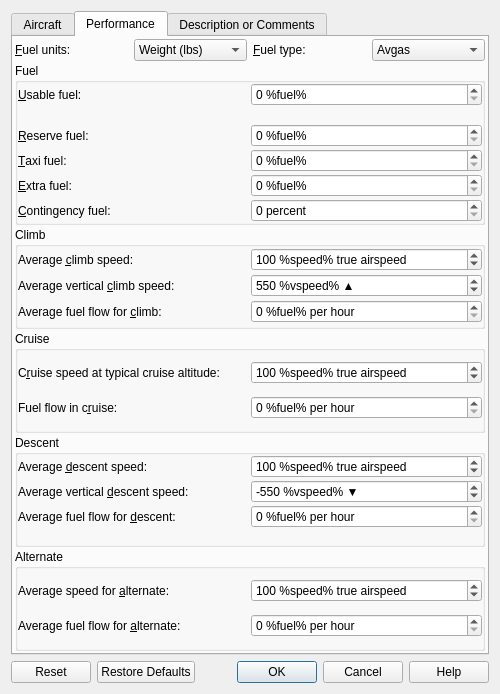
Old version of the form src/perf/aircraftperfdialog.ui in the repository albar965/littlenavmap.
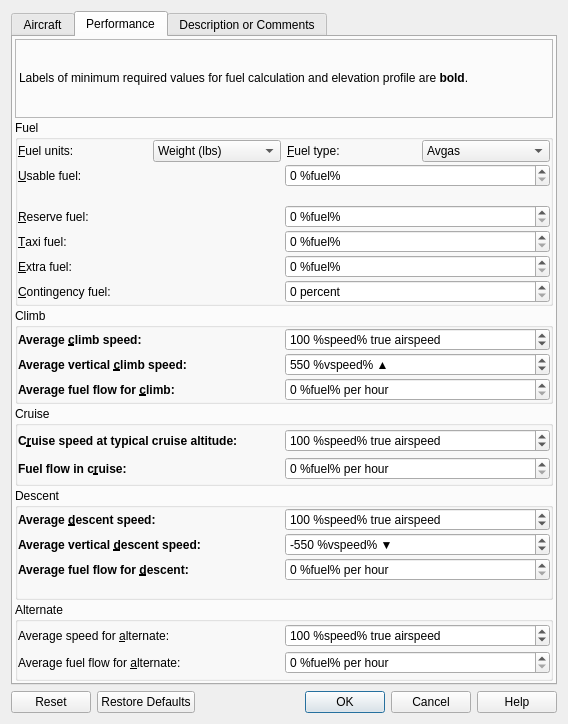
New version of the form. The open tabs and pages were chosen to show the change.

What changed in the file:
```diff
--- a/src/perf/aircraftperfdialog.ui
+++ b/src/perf/aircraftperfdialog.ui
@@ -6,8 +6,8 @@
    <rect>
     <x>0</x>
     <y>0</y>
-    <width>500</width>
-    <height>694</height>
+    <width>568</width>
+    <height>724</height>
    </rect>
   </property>
   <property name="windowTitle">
@@ -166,75 +166,20 @@
         <number>2</number>
        </property>
        <item>
-        <layout class="QHBoxLayout" name="horizontalLayout">
-         <property name="spacing">
-          <number>6</number>
+        <widget class="QLabel" name="label">
+         <property name="frameShape">
+          <enum>QFrame::StyledPanel</enum>
          </property>
-         <property name="topMargin">
-          <number>0</number>
+         <property name="text">
+          <string>Labels of minimum required values for fuel calculation and elevation profile are &lt;b&gt;bold&lt;/b&gt;.</string>
          </property>
-         <item>
-          <widget class="QLabel" name="labelFuelUnits">
-           <property name="text">
-            <string>&amp;Fuel units:</string>
-           </property>
-           <property name="buddy">
-            <cstring>comboBoxFuelUnit</cstring>
-           </property>
-          </widget>
-         </item>
-         <item>
-          <widget class="QComboBox" name="comboBoxFuelUnit">
-           <item>
-            <property name="text">
-             <string>Weight (lbs)</string>
-            </property>
-           </item>
-           <item>
-            <property name="text">
-             <string>Volume (gal)</string>
-            </property>
-           </item>
-           <item>
-            <property name="text">
-             <string>Weight (kg)</string>
-            </property>
-           </item>
-           <item>
-            <property name="text">
-             <string>Volume (liter)</string>
-            </property>
-           </item>
-          </widget>
-         </item>
-         <item>
-          <widget class="QLabel" name="labelFuelType">
-           <property name="text">
-            <string>&amp;Fuel type:</string>
-           </property>
-           <property name="buddy">
-            <cstring>comboBoxFuelType</cstring>
-           </property>
-          </widget>
-         </item>
-         <item>
-          <widget class="QComboBox" name="comboBoxFuelType">
-           <property name="toolTip">
-            <string>Used to convert from weight to volume units.</string>
-           </property>
-           <item>
-            <property name="text">
-             <string>Avgas</string>
-            </property>
-           </item>
-           <item>
-            <property name="text">
-             <string>Jetfuel</string>
-            </property>
-           </item>
-          </widget>
-         </item>
-        </layout>
+         <property name="wordWrap">
+          <bool>true</bool>
+         </property>
+         <property name="margin">
+          <number>5</number>
+         </property>
+        </widget>
        </item>
        <item>
         <widget class="QGroupBox" name="groupBox">
@@ -257,25 +202,36 @@
           <property name="spacing">
            <number>2</number>
           </property>
-          <item row="8" column="1">
-           <widget class="QSpinBox" name="spinBoxContingencyFuel">
+          <item row="7" column="1">
+           <widget class="QSpinBox" name="spinBoxTaxiFuel">
             <property name="toolTip">
-             <string>This accounts for additional enroute fuel consumption
-caused by wind or routing changes.
-This will increase the trip fuel by the given percentage.</string>
+             <string>Fuel used prior to takeoff by APU, engine start and taxi</string>
+            </property>
+            <property name="showGroupSeparator" stdset="0">
+             <bool>true</bool>
             </property>
             <property name="suffix">
-             <string> percent</string>
+             <string> %fuel%</string>
             </property>
             <property name="maximum">
-             <number>1000</number>
+             <number>1000000</number>
             </property>
             <property name="singleStep">
              <number>5</number>
             </property>
            </widget>
           </item>
-          <item row="5" column="1">
+          <item row="8" column="0">
+           <widget class="QLabel" name="labelCruiseExtraFuel">
+            <property name="text">
+             <string>&amp;Extra fuel:</string>
+            </property>
+            <property name="buddy">
+             <cstring>spinBoxExtraFuel</cstring>
+            </property>
+           </widget>
+          </item>
+          <item row="6" column="1">
            <widget class="QSpinBox" name="spinBoxReserveFuel">
             <property name="toolTip">
              <string>Minimum fuel required to fly for 30 minutes at 1,500 feet
@@ -293,10 +249,31 @@
             </property>
            </widget>
           </item>
-          <item row="3" column="1">
-           <widget class="QSpinBox" name="spinBoxUsableFuel">
+          <item row="5" column="0" colspan="2">
+           <widget class="QLabel" name="labelUsableFuelRange">
             <property name="toolTip">
-             <string>Usable fuel in tanks</string>
+             <string>Estimated range considering reserve fuel.
+Based on cruise speed and fuel flow.</string>
+            </property>
+            <property name="text">
+             <string/>
+            </property>
+            <property name="alignment">
+             <set>Qt::AlignRight|Qt::AlignTrailing|Qt::AlignVCenter</set>
+            </property>
+            <property name="margin">
+             <number>5</number>
+            </property>
+           </widget>
+          </item>
+          <item row="8" column="1">
+           <widget class="QSpinBox" name="spinBoxExtraFuel">
+            <property name="toolTip">
+             <string>Fuel added at the discretion of the
+captain or the dispatcher</string>
+            </property>
+            <property name="showGroupSeparator" stdset="0">
+             <bool>true</bool>
             </property>
             <property name="suffix">
              <string> %fuel%</string>
@@ -309,7 +286,17 @@
             </property>
            </widget>
           </item>
-          <item row="8" column="0">
+          <item row="6" column="0">
+           <widget class="QLabel" name="labelReserveFuel">
+            <property name="text">
+             <string>&amp;Reserve fuel:</string>
+            </property>
+            <property name="buddy">
+             <cstring>spinBoxReserveFuel</cstring>
+            </property>
+           </widget>
+          </item>
+          <item row="9" column="0">
            <widget class="QLabel" name="labelExtraCruiseFuel">
             <property name="text">
              <string>&amp;Contingency fuel:</string>
@@ -319,7 +306,7 @@
             </property>
            </widget>
           </item>
-          <item row="3" column="0">
+          <item row="4" column="0">
            <widget class="QLabel" name="labelUsableFuel">
             <property name="text">
              <string>&amp;Usable fuel:</string>
@@ -329,34 +316,28 @@
             </property>
            </widget>
           </item>
-          <item row="6" column="1">
-           <widget class="QSpinBox" name="spinBoxTaxiFuel">
+          <item row="9" column="1">
+           <widget class="QSpinBox" name="spinBoxContingencyFuel">
             <property name="toolTip">
              <string>Fuel used prior to takeoff by APU, engine start and taxi</string>
             </property>
-            <property name="showGroupSeparator" stdset="0">
-             <bool>true</bool>
-            </property>
             <property name="suffix">
-             <string> %fuel%</string>
+             <string> percent</string>
             </property>
             <property name="maximum">
-             <number>1000000</number>
+             <number>1000</number>
             </property>
             <property name="singleStep">
              <number>100</number>
             </property>
            </widget>
           </item>
-          <item row="7" column="1">
-           <widget class="QSpinBox" name="spinBoxExtraFuel">
+          <item row="4" column="1">
+           <widget class="QSpinBox" name="spinBoxUsableFuel">
             <property name="toolTip">
              <string>Fuel added at the discretion of the
 captain or the dispatcher</string>
             </property>
-            <property name="showGroupSeparator" stdset="0">
-             <bool>true</bool>
-            </property>
             <property name="suffix">
              <string> %fuel%</string>
             </property>
@@ -368,7 +349,7 @@
             </property>
            </widget>
           </item>
-          <item row="6" column="0">
+          <item row="7" column="0">
            <widget class="QLabel" name="labelTaxiFuel">
             <property name="text">
              <string>&amp;Taxi fuel:</string>
@@ -378,42 +359,76 @@
             </property>
            </widget>
           </item>
-          <item row="7" column="0">
-           <widget class="QLabel" name="labelCruiseExtraFuel">
-            <property name="text">
-             <string>&amp;Extra fuel:</string>
+          <item row="3" column="0" colspan="2">
+           <layout class="QHBoxLayout" name="horizontalLayout">
+            <property name="spacing">
+             <number>6</number>
             </property>
-            <property name="buddy">
-             <cstring>spinBoxExtraFuel</cstring>
+            <property name="topMargin">
+             <number>0</number>
             </property>
-           </widget>
-          </item>
-          <item row="5" column="0">
-           <widget class="QLabel" name="labelReserveFuel">
-            <property name="text">
-             <string>&amp;Reserve fuel:</string>
-            </property>
-            <property name="buddy">
-             <cstring>spinBoxReserveFuel</cstring>
-            </property>
-           </widget>
-          </item>
-          <item row="4" column="0" colspan="2">
-           <widget class="QLabel" name="labelUsableFuelRange">
-            <property name="toolTip">
-             <string>Estimated range considering reserve fuel.
-Based on cruise speed and fuel flow.</string>
-            </property>
-            <property name="text">
-             <string/>
-            </property>
-            <property name="alignment">
-             <set>Qt::AlignRight|Qt::AlignTrailing|Qt::AlignVCenter</set>
-            </property>
-            <property name="margin">
-             <number>5</number>
-            </property>
-           </widget>
+            <item>
+             <widget class="QLabel" name="labelFuelUnits">
+              <property name="text">
+               <string>&amp;Fuel units:</string>
+              </property>
+              <property name="buddy">
+               <cstring>comboBoxFuelUnit</cstring>
+              </property>
+             </widget>
+            </item>
+            <item>
+             <widget class="QComboBox" name="comboBoxFuelUnit">
+              <item>
+               <property name="text">
+                <string>Weight (lbs)</string>
+               </property>
+              </item>
+              <item>
+               <property name="text">
+                <string>Volume (gal)</string>
+               </property>
+              </item>
+              <item>
+               <property name="text">
+                <string>Weight (kg)</string>
+               </property>
+              </item>
+              <item>
+               <property name="text">
+                <string>Volume (liter)</string>
+               </property>
+              </item>
+             </widget>
+            </item>
+            <item>
+             <widget class="QLabel" name="labelFuelType">
+              <property name="text">
+               <string>&amp;Fuel type:</string>
+              </property>
+              <property name="buddy">
+               <cstring>comboBoxFuelType</cstring>
+              </property>
+             </widget>
+            </item>
+            <item>
+             <widget class="QComboBox" name="comboBoxFuelType">
+              <property name="toolTip">
+               <string>Used to convert from weight to volume units.</string>
+              </property>
+              <item>
+               <property name="text">
+                <string>Avgas</string>
+               </property>
+              </item>
+              <item>
+               <property name="text">
+                <string>Jetfuel</string>
+               </property>
+              </item>
+             </widget>
+            </item>
+           </layout>
           </item>
          </layout>
         </widget>
@@ -466,6 +481,12 @@
           </item>
           <item row="0" column="0">
            <widget class="QLabel" name="labelClimbSpeed">
+            <property name="font">
+             <font>
+              <weight>75</weight>
+              <bold>true</bold>
+             </font>
+            </property>
             <property name="text">
              <string>Average &amp;climb speed:</string>
             </property>
@@ -476,6 +497,12 @@
           </item>
           <item row="3" column="0">
            <widget class="QLabel" name="labelVertClimbSpeed">
+            <property name="font">
+             <font>
+              <weight>75</weight>
+              <bold>true</bold>
+             </font>
+            </property>
             <property name="text">
              <string>Average vertical &amp;climb speed:</string>
             </property>
@@ -486,6 +513,12 @@
           </item>
           <item row="4" column="0">
            <widget class="QLabel" name="labelClimbFuelFlow">
+            <property name="font">
+             <font>
+              <weight>75</weight>
+              <bold>true</bold>
+             </font>
+            </property>
             <property name="text">
              <string>Average fuel flow for &amp;climb:</string>
             </property>
@@ -567,6 +600,12 @@
           </property>
           <item row="0" column="0">
            <widget class="QLabel" name="labelCruiseSpeed">
+            <property name="font">
+             <font>
+              <weight>75</weight>
+              <bold>true</bold>
+             </font>
+            </property>
             <property name="text">
              <string>C&amp;ruise speed at typical cruise altitude:</string>
             </property>
@@ -599,6 +638,12 @@
           </item>
           <item row="1" column="0">
            <widget class="QLabel" name="labelCruiseFuelFlow">
+            <property name="font">
+             <font>
+              <weight>75</weight>
+              <bold>true</bold>
+             </font>
+            </property>
             <property name="text">
              <string>Fuel flow in c&amp;ruise:</string>
             </property>
@@ -649,6 +694,12 @@
           </property>
           <item row="3" column="0">
            <widget class="QLabel" name="labelDescentVertSpeed">
+            <property name="font">
+             <font>
+              <weight>75</weight>
+              <bold>true</bold>
+             </font>
+            </property>
             <property name="text">
              <string>Average vertical &amp;descent speed:</string>
             </property>
@@ -659,6 +710,12 @@
           </item>
           <item row="0" column="0">
            <widget class="QLabel" name="labelDescentSpeed">
+            <property name="font">
+             <font>
+              <weight>75</weight>
+              <bold>true</bold>
+             </font>
+            </property>
             <property name="text">
              <string>Average &amp;descent speed:</string>
             </property>
@@ -691,6 +748,12 @@
           </item>
           <item row="4" column="0">
            <widget class="QLabel" name="labelDescentFuelFlow">
+            <property name="font">
+             <font>
+              <weight>75</weight>
+              <bold>true</bold>
+             </font>
+            </property>
             <property name="text">
              <string>Average fuel flow for &amp;descent:</string>
             </property>
```
Left out of the diff: 17 changed lines with no effect on the pictures.
